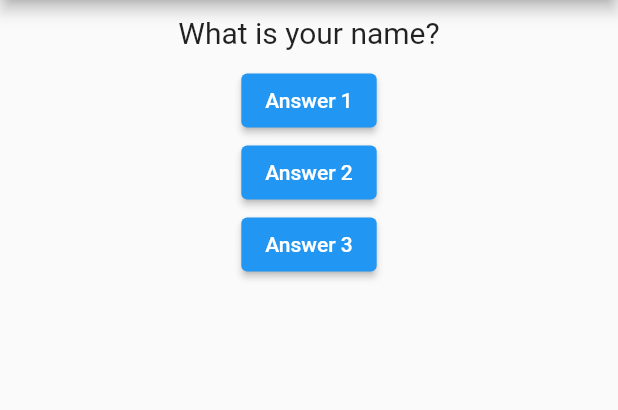
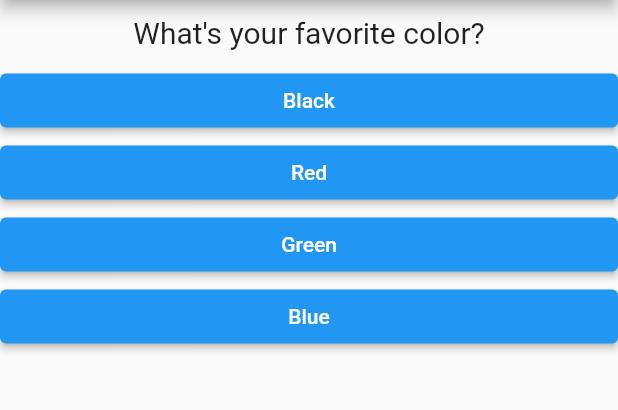
Before and after one commit to victorac/learning_flutter, a Flutter app: the screen it shows after launch, on a phone screen of 412 x 824 dp, the part 84-494 px from its top. Run offline on Flutter 3.47's test engine with Material 2 defaults, Android fonts, the phone set to English and light mode, and no system bars.

Commit message:
finish quiz app

```diff
--- /dev/null
+++ b/lib/answer.dart
@@ -0,0 +1,19 @@
+import 'package:flutter/material.dart';
+
+class Answer extends StatelessWidget {
+  final VoidCallback handleSelect;
+  final String answerText;
+
+  const Answer(this.answerText, this.handleSelect);
+
+  @override
+  Widget build(BuildContext context) {
+    return Container(
+      width: double.infinity,
+      child: ElevatedButton(
+        onPressed: handleSelect,
+        child: Text(answerText),
+      ),
+    );
+  }
+}
--- a/lib/main.dart
+++ b/lib/main.dart
@@ -1,6 +1,7 @@
 import 'package:flutter/material.dart';
 
-import './question.dart';
+import 'quiz.dart';
+import 'result.dart';
 
 void main() => runApp(MyApp());
 
@@ -13,38 +14,59 @@ class MyApp extends StatefulWidget {
 
 class _MyAppState extends State<MyApp> {
   var _questionIndex = 0;
+  var _totalScore = 0;
+  final _questions = const [
+    {
+      'question': 'What\'s your favorite color?',
+      'answers': [
+        {'text': 'Black', 'score': 10},
+        {'text': 'Red', 'score': 0},
+        {'text': 'Green', 'score': 0},
+        {'text': 'Blue', 'score': 0},
+      ]
+    },
+    {
+      'question': 'What\'s your favorite animal?',
+      'answers': [
+        {'text': 'Rat', 'score': 10},
+        {'text': 'Lion', 'score': 4},
+        {'text': 'Snake', 'score': 2},
+        {'text': 'Elephant', 'score': 100},
+      ]
+    },
+  ];
 
-  void _answerQuestion() {
+  void _handleSelect(int score) {
+    _totalScore += score;
     setState(() {
       _questionIndex += 1;
     });
   }
 
+  void _handleRestart() {
+    setState(() {
+      _questionIndex = 0;
+      _totalScore = 0;
+    });
+  }
+
   @override
   Widget build(BuildContext context) {
-    var questions = ["What is your name?", "What is your favorite color?"];
-
     return MaterialApp(
       home: Scaffold(
-        appBar: AppBar(
-          title: Text("My First App"),
-        ),
-        body: Column(children: [
-          Question(questions[_questionIndex]),
-          ElevatedButton(
-            child: Text('Answer 1'),
-            onPressed: _answerQuestion,
+          appBar: AppBar(
+            title: Text("My First App"),
           ),
-          ElevatedButton(
-            onPressed: _answerQuestion,
-            child: Text('Answer 2'),
-          ),
-          ElevatedButton(
-            onPressed: _answerQuestion,
-            child: Text('Answer 3'),
-          )
-        ]),
-      ),
+          body: _questionIndex < _questions.length
+              ? Quiz(
+                  questions: _questions,
+                  questionIndex: _questionIndex,
+                  handleSelect: _handleSelect,
+                )
+              : Result(
+                  totalScore: _totalScore,
+                  handleRestart: _handleRestart,
+                )),
     );
   }
 }
--- /dev/null
+++ b/lib/quiz.dart
@@ -0,0 +1,25 @@
+import 'package:flutter/material.dart';
+
+import './question.dart';
+import 'answer.dart';
+
+class Quiz extends StatelessWidget {
+  final List<Map<String, Object>> questions;
+  final int questionIndex;
+  final Function handleSelect;
+
+  const Quiz({this.questions, this.questionIndex, this.handleSelect});
+
+  @override
+  Widget build(BuildContext context) {
+    return Column(
+      children: [
+        Question(questions[questionIndex]['question']),
+        ...(questions[questionIndex]['answers'] as List<Map<String, Object>>)
+            .map((answer) =>
+                Answer(answer['text'], () => handleSelect(answer['score'])))
+            .toList()
+      ],
+    );
+  }
+}
```
Also changed, not shown: lib/result.dart (added, +38 -0 lines).
